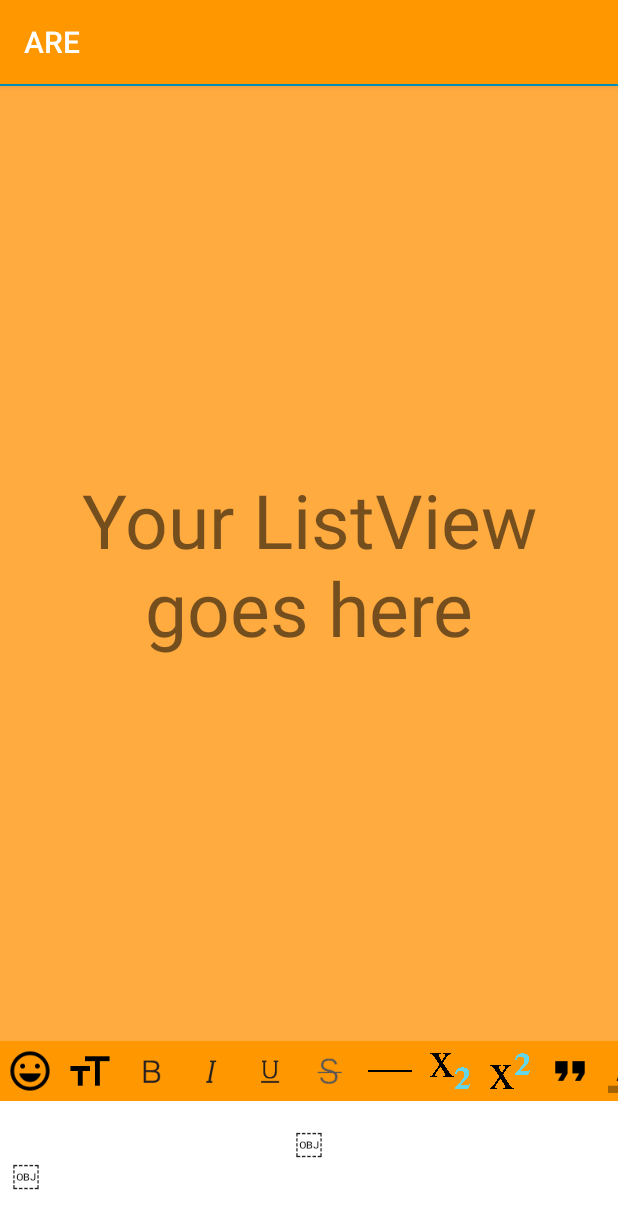
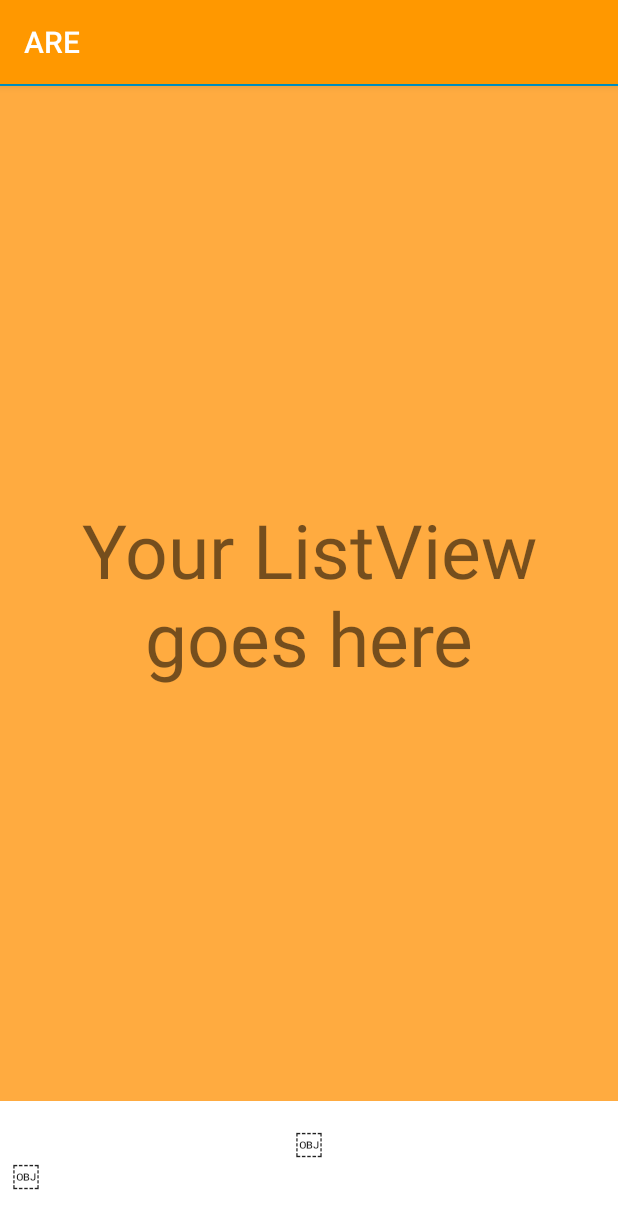
Before and after one commit to chinalwb/Android-Rich-text-Editor, an Android app: the screen it shows after launch (MainActivity), on a phone screen of 412 x 824 dp. Shown: the top 1229 px of the screen. Run offline under Robolectric (Android 15) with nearby library versions, the phone set to English and light mode, and no system bars; libraries missing offline, so code that uses them is left out: android.test.mock; pictures from the network do not load; 66 statements that could not run were skipped.

Commit message:
Updated readme and added a new attribute: hideToolbar
Updated readme and added a new attribute: hideToolbar

```diff
--- a/ARE/app/src/main/java/com/chinalwb/are/demo/MainActivity.java
+++ b/ARE/app/src/main/java/com/chinalwb/are/demo/MainActivity.java
@@ -86,6 +86,7 @@ public class MainActivity extends AppCompatActivity {
         super.onCreate(savedInstanceState);
         setContentView(getLayoutId());
         this.arEditor = this.findViewById(R.id.areditor);
+//        this.arEditor.setHideToolbar(false);
 //        this.arEditor.setExpandMode(AREditor.ExpandMode.FULL);
 //        this.arEditor.setToolbarAlignment(AREditor.ToolbarAlignment.BOTTOM);
 //        this.arEditor.setAtStrategy(mAtStrategy);
--- a/ARE/app/src/main/res/layout/activity_main.xml
+++ b/ARE/app/src/main/res/layout/activity_main.xml
@@ -24,6 +24,7 @@
         android:layout_alignParentBottom="true"
         android:background="@android:color/holo_green_dark"
         are:expandMode="MIN"
+        are:hideToolbar="true"
         are:toolbarAlignment="TOP" />
 
 </RelativeLayout>
--- a/ARE/are/src/main/java/com/chinalwb/are/AREditor.java
+++ b/ARE/are/src/main/java/com/chinalwb/are/AREditor.java
@@ -7,6 +7,7 @@ import android.graphics.Color;
 import android.text.Editable;
 import android.text.Spanned;
 import android.util.AttributeSet;
+import android.view.View;
 import android.widget.RelativeLayout;
 import android.widget.ScrollView;
 
@@ -21,7 +22,6 @@ import com.chinalwb.are.styles.toolbar.ARE_Toolbar;
  * All Rights Reserved.
  *
  * @author Wenbin Liu
- *
  */
 public class AREditor extends RelativeLayout {
 
@@ -91,6 +91,11 @@ public class AREditor extends RelativeLayout {
      */
     private ExpandMode mExpandMode = ExpandMode.FULL;
 
+    /**
+     * Whether to hide the toolbar.
+     */
+    private boolean mHideToolbar = false;
+
 	/*
 	 * --------------------------------------------
 	 * Constructors Area
@@ -134,6 +139,7 @@ public class AREditor extends RelativeLayout {
 	 *  Business Methods Area
 	 * --------------------------------------------
 	 */
+
     /**
      * Initialization.
      */
@@ -164,6 +170,9 @@ public class AREditor extends RelativeLayout {
         int expandMode = ta.getInt(R.styleable.are_expandMode, ExpandMode.FULL.ordinal());
         this.mExpandMode = ExpandMode.values()[expandMode];
 
+        // Sets hide toolbar
+        this.mHideToolbar = ta.getBoolean(R.styleable.are_hideToolbar, mHideToolbar);
+
         ta.recycle();
     }
 
@@ -180,7 +189,11 @@ public class AREditor extends RelativeLayout {
         mToolbar.setLayoutParams(layoutParams);
         this.addView(this.mToolbar);
 
-//		mToolbar.setVisibility(View.GONE);
+        if (mHideToolbar) {
+            mToolbar.setVisibility(View.GONE);
+        } else {
+            mToolbar.setVisibility(View.VISIBLE);
+        }
     }
 
     private void addEditText(boolean isBelow, int belowId) {
@@ -196,7 +209,7 @@ public class AREditor extends RelativeLayout {
 
         mAre = new AREditText(mContext);
         if (lines > 0) {
-			mAre.setMaxLines(3);
+            mAre.setMaxLines(lines);
         }
         LayoutParams editTextLayoutParams = new LayoutParams(LayoutParams.MATCH_PARENT, height);
         mAreScrollView.addView(mAre, editTextLayoutParams);
@@ -256,6 +269,7 @@ public class AREditor extends RelativeLayout {
             Util.log("span == " + span + ", start == " + spanStart + ", end == " + spanEnd);
         }
     }
+
     /**
      *
      */
@@ -269,7 +283,7 @@ public class AREditor extends RelativeLayout {
         return htmlContent;
     }
 
-	private static  void appendAREditText(AREditText editText, StringBuffer html) {
+    private static void appendAREditText(AREditText editText, StringBuffer html) {
         String editTextHtml = Html.toHtml(editText.getEditableText(), Html.TO_HTML_PARAGRAPH_LINES_INDIVIDUAL);
         html.append(editTextHtml);
     }
@@ -279,7 +293,6 @@ public class AREditor extends RelativeLayout {
     }
 
     /**
-	 *
      * @param requestCode
      * @param resultCode
      * @param data
@@ -310,6 +323,11 @@ public class AREditor extends RelativeLayout {
         doLayout();
     }
 
+    public void setHideToolbar(boolean hideToolbar) {
+        mHideToolbar = hideToolbar;
+        doLayout();
+    }
+
     public void setAtStrategy(AtStrategy atStrategy) {
         this.mAre.setAtStrategy(atStrategy);
     }
--- a/ARE/are/src/main/res/values/attrs.xml
+++ b/ARE/are/src/main/res/values/attrs.xml
@@ -14,11 +14,11 @@
             <enum name="FULL" value="0" />
             <enum name="MIN" value="1" />
         </attr>
+        <attr name="hideToolbar" format="boolean" />
         <attr name="toolbarAlignment" format="enum">
             <enum name="BOTTOM" value="0" />
             <enum name="TOP" value="1" />
         </attr>
-        <attr name="toolbarEnabled" format="boolean" />
     </declare-styleable>
 
 </resources>
```
Also changed, not shown: 2 other files. Lines whose indentation alone changed are shown as unchanged.
